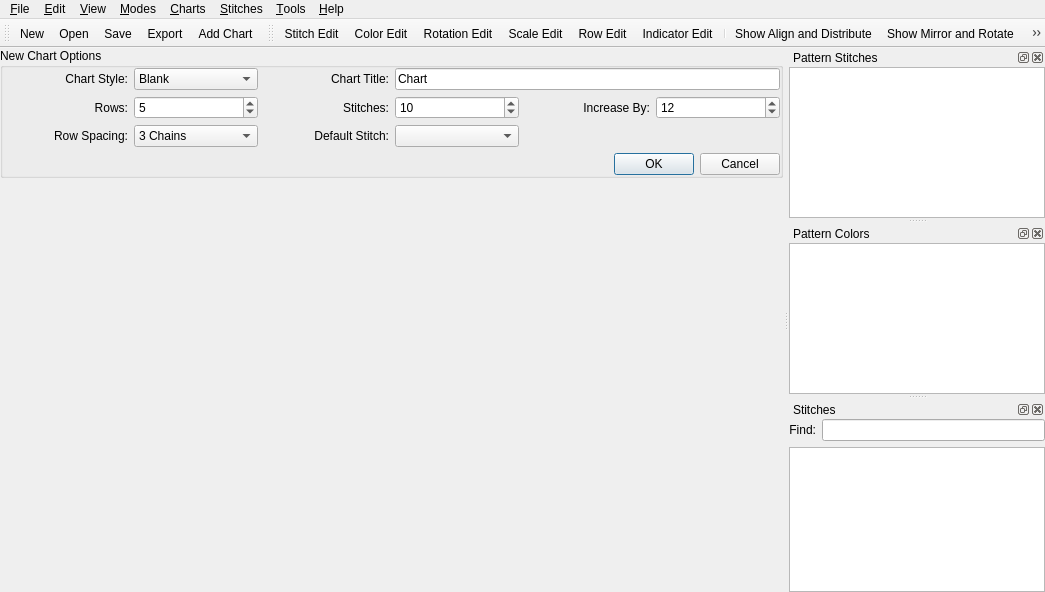
Qt form src/mainwindow.ui (iPenguin/CrochetCharts) before a commit.
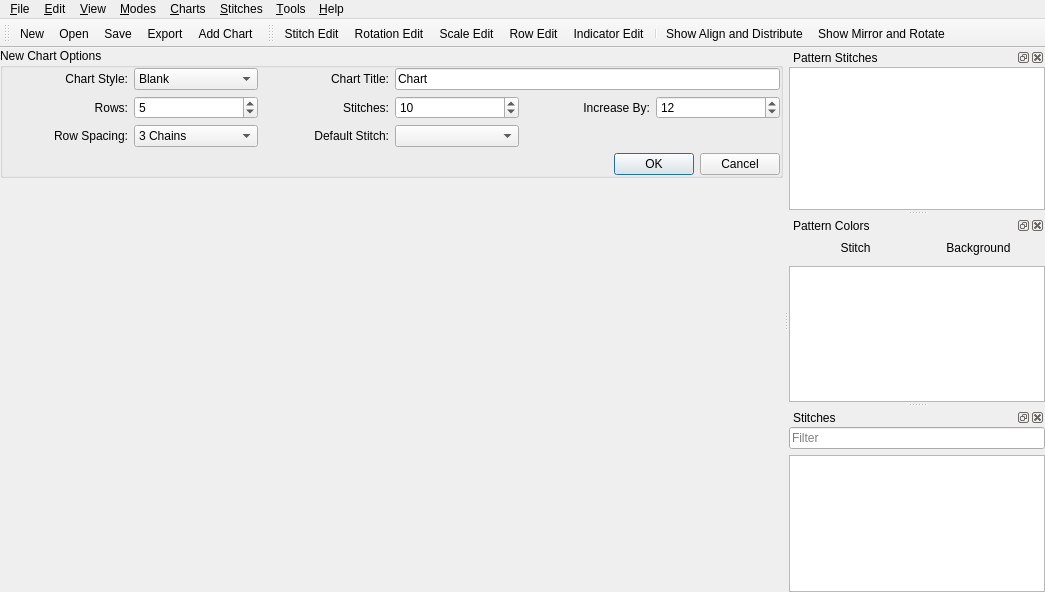
The same form after that commit. Icons and pictures are not drawn. Custom widgets are drawn as their Qt base class.

Commit message:
Refs #272 - Make fg/bg colors work with properties dock.
Also imporved the stitch filter.
And some minor changes to the properties dock.

```diff
--- a/src/mainwindow.ui
+++ b/src/mainwindow.ui
@@ -499,7 +499,52 @@
       <number>0</number>
      </property>
      <item>
-      <widget class="QListWidget" name="patternColors">
+      <layout class="QHBoxLayout" name="horizontalLayout_2" stretch="0,0">
+       <property name="spacing">
+        <number>0</number>
+       </property>
+       <property name="leftMargin">
+        <number>5</number>
+       </property>
+       <property name="rightMargin">
+        <number>5</number>
+       </property>
+       <item>
+        <widget class="ColorLabel" name="fgColor">
+         <property name="minimumSize">
+          <size>
+           <width>64</width>
+           <height>25</height>
+          </size>
+         </property>
+         <property name="text">
+          <string>Stitch</string>
+         </property>
+         <property name="alignment">
+          <set>Qt::AlignCenter</set>
+         </property>
+        </widget>
+       </item>
+       <item>
+        <widget class="ColorLabel" name="bgColor">
+         <property name="minimumSize">
+          <size>
+           <width>64</width>
+           <height>25</height>
+          </size>
+         </property>
+         <property name="text">
+          <string>Background</string>
+         </property>
+         <property name="alignment">
+          <set>Qt::AlignCenter</set>
+         </property>
+        </widget>
+       </item>
+      </layout>
+     </item>
+     <item>
+      <widget class="ColorListWidget" name="patternColors">
        <property name="sizePolicy">
         <sizepolicy hsizetype="Expanding" vsizetype="Minimum">
          <horstretch>0</horstretch>
@@ -565,18 +610,18 @@
      <item>
       <layout class="QHBoxLayout" name="horizontalLayout">
        <item>
-        <widget class="QLabel" name="label_2">
+        <widget class="QLineEdit" name="stitchFilter">
+         <property name="inputMask">
+          <string/>
+         </property>
          <property name="text">
-          <string>Find:</string>
+          <string/>
          </property>
-         <property name="alignment">
-          <set>Qt::AlignRight|Qt::AlignTrailing|Qt::AlignVCenter</set>
+         <property name="placeholderText">
+          <string>Filter</string>
          </property>
         </widget>
        </item>
-       <item>
-        <widget class="QLineEdit" name="stitchFilter"/>
-       </item>
       </layout>
      </item>
      <item>
@@ -627,7 +672,6 @@
     <bool>false</bool>
    </attribute>
    <addaction name="actionStitchMode"/>
-   <addaction name="actionColorMode"/>
    <addaction name="actionAngleMode"/>
    <addaction name="actionStretchMode"/>
    <addaction name="actionCreateRows"/>
@@ -635,8 +679,6 @@
    <addaction name="separator"/>
    <addaction name="actionShowAlignDock"/>
    <addaction name="actionShowMirrorDock"/>
-   <addaction name="actionColorSelectorFg"/>
-   <addaction name="actionColorSelectorBg"/>
   </widget>
   <action name="actionNew">
    <property name="icon">
@@ -911,24 +953,6 @@
     <string>D</string>
    </property>
   </action>
-  <action name="actionColorMode">
-   <property name="checkable">
-    <bool>true</bool>
-   </property>
-   <property name="icon">
-    <iconset resource="../crochet.qrc">
-     <normaloff>:/images/fill_color.svg</normaloff>:/images/fill_color.svg</iconset>
-   </property>
-   <property name="text">
-    <string>Color Edit</string>
-   </property>
-   <property name="toolTip">
-    <string>Edit the colors used on the chart</string>
-   </property>
-   <property name="shortcut">
-    <string>C</string>
-   </property>
-  </action>
   <action name="actionShowMainToolbar">
    <property name="checkable">
     <bool>true</bool>
@@ -945,17 +969,6 @@
     <string>Show Edit Mode Toolbar</string>
    </property>
   </action>
-  <action name="actionColorSelectorFg">
-   <property name="text">
-    <string>Color Selector</string>
-   </property>
-   <property name="toolTip">
-    <string>Select a color for the stitch</string>
-   </property>
-   <property name="shortcut">
-    <string>,</string>
-   </property>
-  </action>
   <action name="actionShowUndoHistory">
    <property name="checkable">
     <bool>true</bool>
@@ -1132,19 +1145,20 @@
     <string>Replace a stitch...</string>
    </property>
   </action>
-  <action name="actionColorSelectorBg">
-   <property name="text">
-    <string>Background Color Selector</string>
-   </property>
-   <property name="toolTip">
-    <string>Select a color for the background of the stitch</string>
-   </property>
-   <property name="shortcut">
-    <string>,</string>
-   </property>
-  </action>
  </widget>
  <layoutdefault spacing="6" margin="11"/>
+ <customwidgets>
+  <customwidget>
+   <class>ColorLabel</class>
+   <extends>QLabel</extends>
+   <header>colorlabel.h</header>
+  </customwidget>
+  <customwidget>
+   <class>ColorListWidget</class>
+   <extends>QListWidget</extends>
+   <header>colorlistwidget.h</header>
+  </customwidget>
+ </customwidgets>
  <tabstops>
   <tabstop>chartStyle</tabstop>
   <tabstop>chartTitle</tabstop>
```
Left out of the diff: 60 changed lines with no effect on the pictures. The commit also changes 9 other files.
